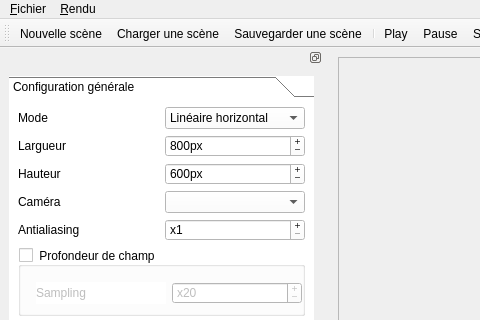
Above: raytracer.ui from gaelduplessix/raytracer-42 before the change; both pictures show x 0 to 480 and y 0 to 320 of the 1107 by 800 pixel window. Below: the same form after it.
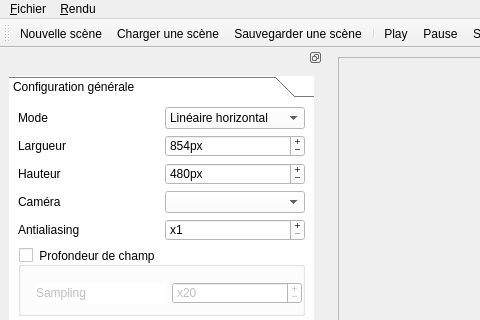
That is the form after the change. Icons and pictures are not drawn.

Patch:
```diff
--- a/raytracer.ui
+++ b/raytracer.ui
@@ -227,8 +227,8 @@
          <rect>
           <x>0</x>
           <y>0</y>
-          <width>305</width>
-          <height>549</height>
+          <width>315</width>
+          <height>534</height>
          </rect>
         </property>
         <property name="styleSheet">
@@ -267,7 +267,7 @@
                <number>100000</number>
               </property>
               <property name="value">
-               <number>800</number>
+               <number>854</number>
               </property>
              </widget>
             </item>
@@ -290,7 +290,7 @@
                <number>100000</number>
               </property>
               <property name="value">
-               <number>600</number>
+               <number>480</number>
               </property>
              </widget>
             </item>
```
Left out of the diff: 100 changed lines with no effect on the pictures.
